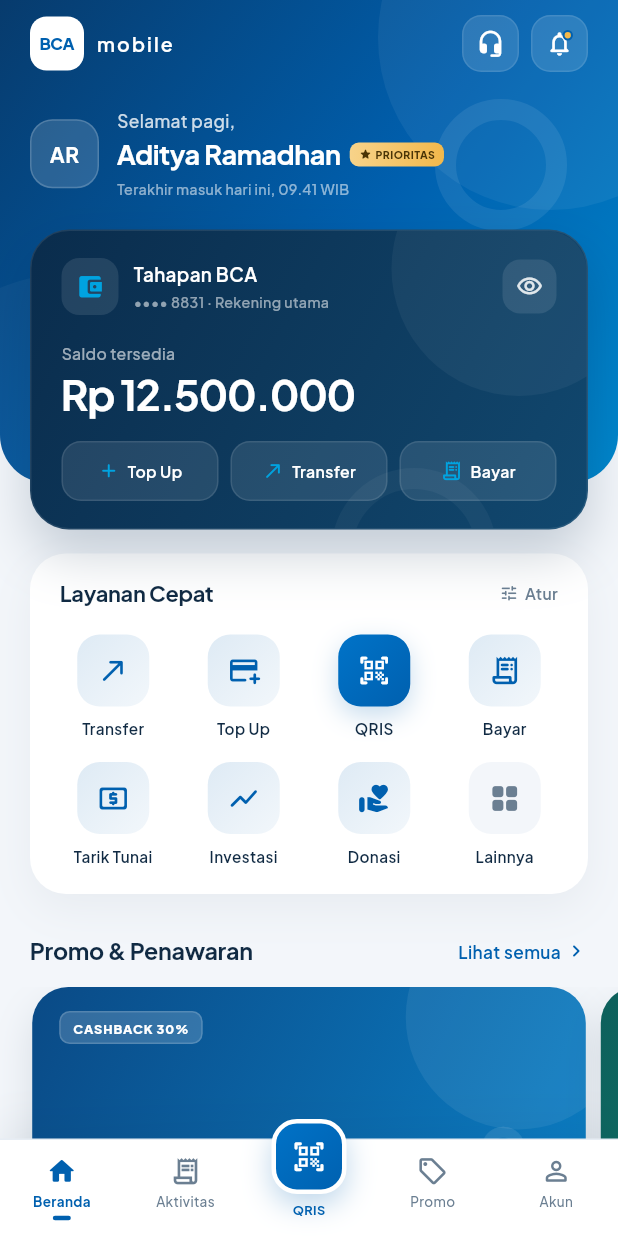
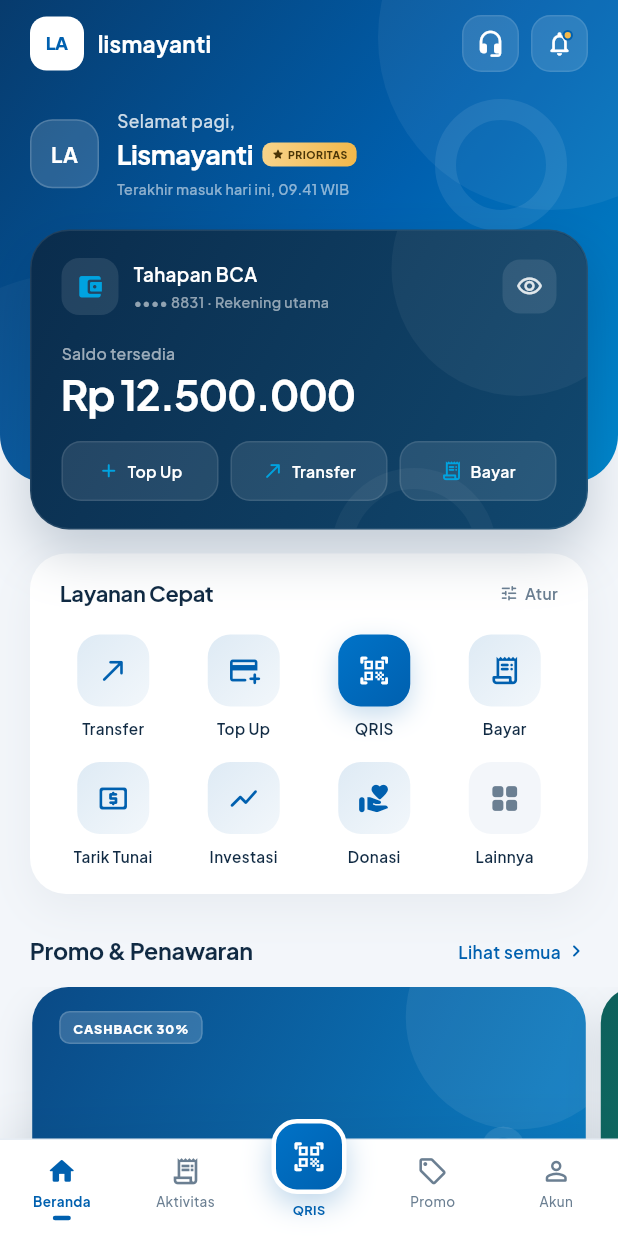
Before and after one commit to lismaayanti19-debug/bca-mobile-redesign, a Flutter app: the screen it shows after launch, on a phone screen of 412 x 824 dp. Run offline on Flutter 3.47's test engine with Material 3 defaults, Android fonts, the phone set to English and light mode, and no system bars.

Commit message:
feat: rebrand app as Lismayanti mobile

```diff
--- a/lib/app.dart
+++ b/lib/app.dart
@@ -9,7 +9,7 @@ class BcaMobileApp extends StatelessWidget {
   @override
   Widget build(BuildContext context) {
     return MaterialApp(
-      title: 'BCA mobile — Redesign',
+      title: 'Lismayanti mobile',
       debugShowCheckedModeBanner: false,
       theme: AppTheme.light,
       home: const AppShell(),
--- a/lib/data/sample_data.dart
+++ b/lib/data/sample_data.dart
@@ -8,8 +8,8 @@ import 'models/transaction.dart';
 
 /// Hard-coded demo content for the redesign.
 abstract final class SampleData {
-  static const String customerName = 'Aditya Ramadhan';
-  static const String customerInitials = 'AR';
+  static const String customerName = 'Lismayanti';
+  static const String customerInitials = 'LA';
   static const String accountNumber = '•••• 8831';
   static const double balance = 12500000;
   static const double monthlySpending = 4250000;
@@ -47,7 +47,7 @@ abstract final class SampleData {
       colors: [Color(0xFF0D5F5B), Color(0xFF14A085)],
     ),
     Promo(
-      tag: 'BCA PRIORITAS',
+      tag: 'PRIORITAS',
       title: 'Wealth insight untukmu',
       subtitle: 'Konsultasi investasi gratis 1-on-1',
       icon: Icons.auto_graph_rounded,
@@ -114,7 +114,7 @@ abstract final class SampleData {
       accent: Color(0xFFDC2626),
     ),
     BankTransaction(
-      title: 'Cashback BCA',
+      title: 'Cashback Spesial',
       subtitle: 'Reward · 31 Okt, 16.20',
       amount: 125000,
       kind: TransactionKind.income,
--- a/lib/features/home/widgets/header_and_balance.dart
+++ b/lib/features/home/widgets/header_and_balance.dart
@@ -169,23 +169,23 @@ class _TopBar extends StatelessWidget {
           ),
           alignment: Alignment.center,
           child: const Text(
-            'BCA',
+            'LA',
             style: TextStyle(
               color: AppColors.bcaBlue,
-              fontSize: 11,
+              fontSize: 12,
               fontWeight: FontWeight.w800,
               letterSpacing: -0.4,
             ),
           ),
         ),
-        const SizedBox(width: 8),
+        const SizedBox(width: 9),
         const Text(
-          'mobile',
+          'lismayanti',
           style: TextStyle(
             color: Colors.white,
-            fontSize: 13,
-            fontWeight: FontWeight.w600,
-            letterSpacing: 1.4,
+            fontSize: 15,
+            fontWeight: FontWeight.w700,
+            letterSpacing: 0.2,
           ),
         ),
         const Spacer(),
--- a/pubspec.yaml
+++ b/pubspec.yaml
@@ -1,5 +1,5 @@
 name: bca_mobile_redesign
-description: "A modern, concept redesign of the BCA mobile banking home screen built with Flutter."
+description: "Lismayanti mobile - a modern concept redesign of a mobile banking home screen built with Flutter."
 # The following line prevents the package from being accidentally published to
 # pub.dev using `flutter pub publish`. This is preferred for private packages.
 publish_to: 'none' # Remove this line if you wish to publish to pub.dev
```
Also changed, not shown: 17 other files.
